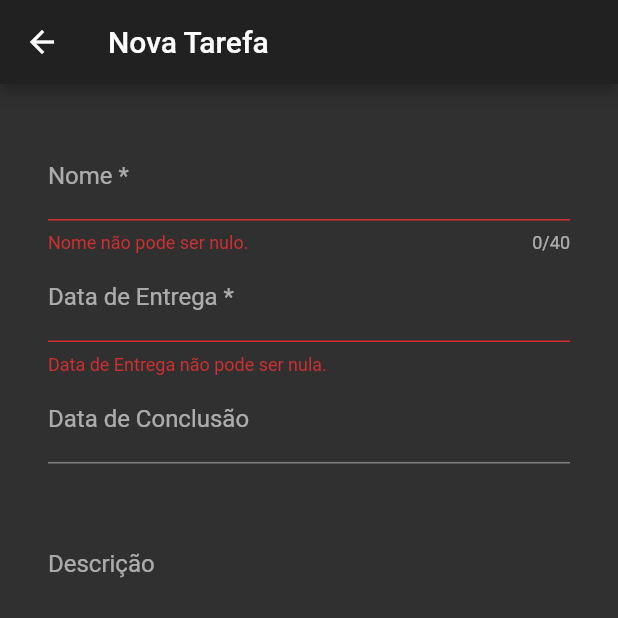
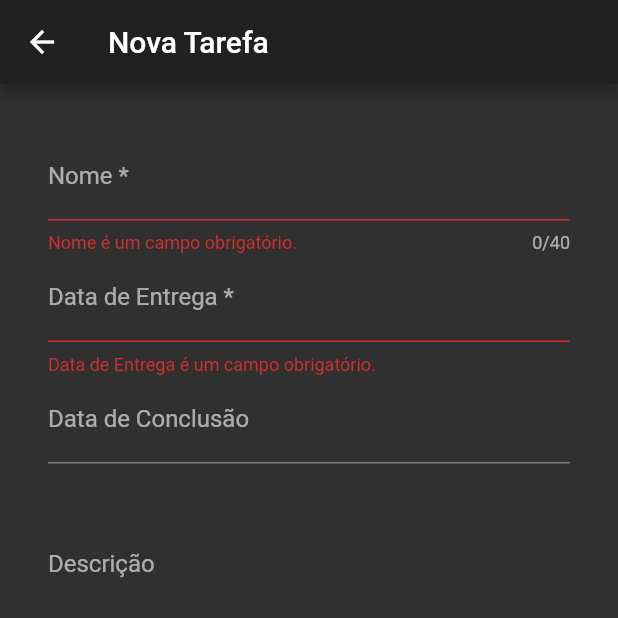
Before and after one commit to sthefanoss/fluttask, a Flutter app: the TaskFormPage screen opened by its route, after a tap on the "save" icon, on a phone screen of 412 x 824 dp, the top half of it. Run offline on Flutter 3.47's test engine with Material 2 defaults, Android fonts, the phone set to English and light mode, and no system bars; our stand-ins replace dio, get, mask_text_input_formatter, sqflite; accounts and stored records are empty.

Commit message:
fix form

```diff
--- a/lib/views/pages/login_form_page.dart
+++ b/lib/views/pages/login_form_page.dart
@@ -13,8 +13,8 @@ class LoginFormPage extends StatefulWidget {
 class _LoginFormPageState extends State<LoginFormPage> {
   final authController = Get.find<AuthController>();
 
-  final emailController = TextEditingController(text: 'sthefanoss@gmail.com');
-  final passwordController = TextEditingController(text: '123456');
+  final emailController = TextEditingController();
+  final passwordController = TextEditingController();
 
   final formKey = GlobalKey<FormState>();
   final scaffoldKey = GlobalKey<ScaffoldState>();
--- a/lib/views/pages/task_form_page.dart
+++ b/lib/views/pages/task_form_page.dart
@@ -68,17 +68,21 @@ class _TaskFormPageState extends State<TaskFormPage> {
                 decoration: InputDecoration(labelText: 'Nome *'),
                 maxLength: 40,
                 validator: (text) {
-                  if (text.isEmpty) return "Nome não pode ser nulo.";
+                  if (text.isEmpty) return "Nome é um campo obrigatório.";
                   return null;
                 },
               ),
               TextFormField(
                 enabled: !isAwaiting,
                 controller: dateOfDeliveryController,
-                decoration: InputDecoration(labelText: 'Data de Entrega *'),
+                decoration: InputDecoration(
+                  labelText: 'Data de Entrega *',
+                  hintText: "dd/mm/aaaa",
+                ),
+                keyboardType: TextInputType.number,
                 inputFormatters: [dateOfDeliveryFormatter],
                 validator: (text) {
-                  if (text.isEmpty) return "Data de Entrega não pode ser nula.";
+                  if (text.isEmpty) return "Data de Entrega é um campo obrigatório.";
                   if (DateTimeFormatter.decode(text) == null)
                     return "Data de Entrega inválida.";
                   return null;
@@ -87,7 +91,11 @@ class _TaskFormPageState extends State<TaskFormPage> {
               TextFormField(
                 enabled: !isAwaiting,
                 controller: dateOfConclusionController,
-                decoration: InputDecoration(labelText: 'Data de Conclusão'),
+                decoration: InputDecoration(
+                  labelText: 'Data de Conclusão',
+                  hintText: "dd/mm/aaaa",
+                ),
+                keyboardType: TextInputType.number,
                 inputFormatters: [dateOfConclusionFormatter],
                 validator: (text) {
                   if (text.isNotEmpty && DateTimeFormatter.decode(text) == null)
@@ -127,9 +135,8 @@ class _TaskFormPageState extends State<TaskFormPage> {
     if (oldTask == null)
       wasSuccessful = await tasksController.createTask(_getTaskFromForm());
     else
-      wasSuccessful = await tasksController.editTask(
-          oldTask.id,
-          _getTaskFromForm());
+      wasSuccessful =
+          await tasksController.editTask(oldTask.id, _getTaskFromForm());
 
     if (wasSuccessful) {
       Get.back();
```
Also changed, not shown: lib/views/pages/registration_form_page.dart (+8 -2 lines), 1 other file.
